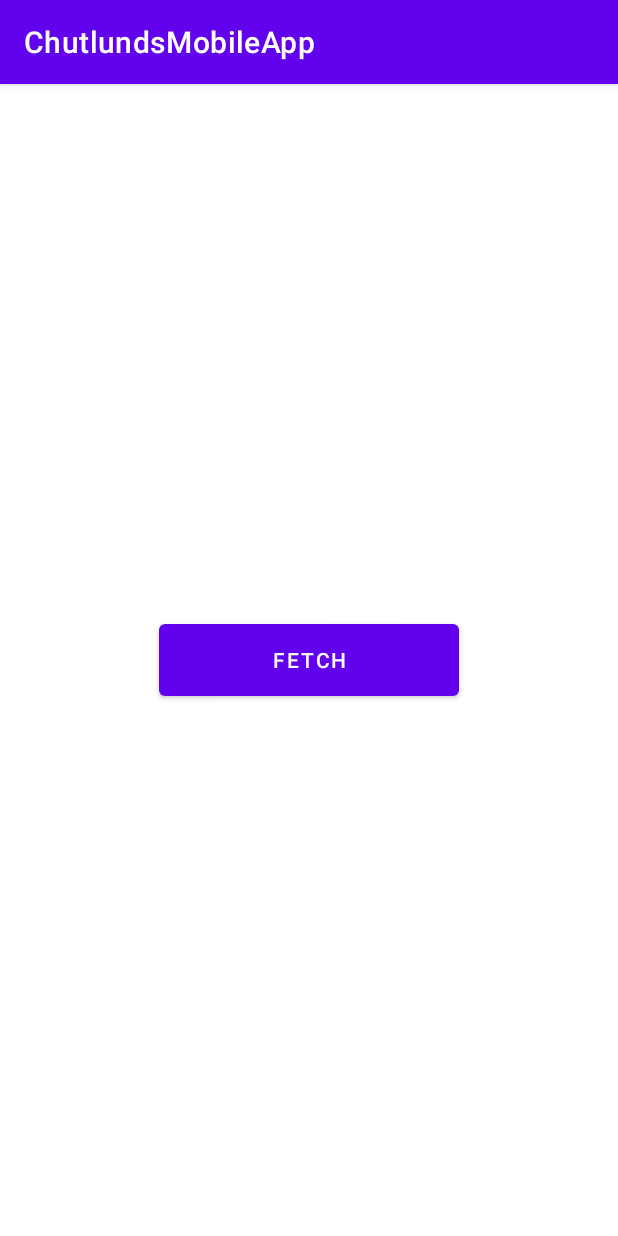
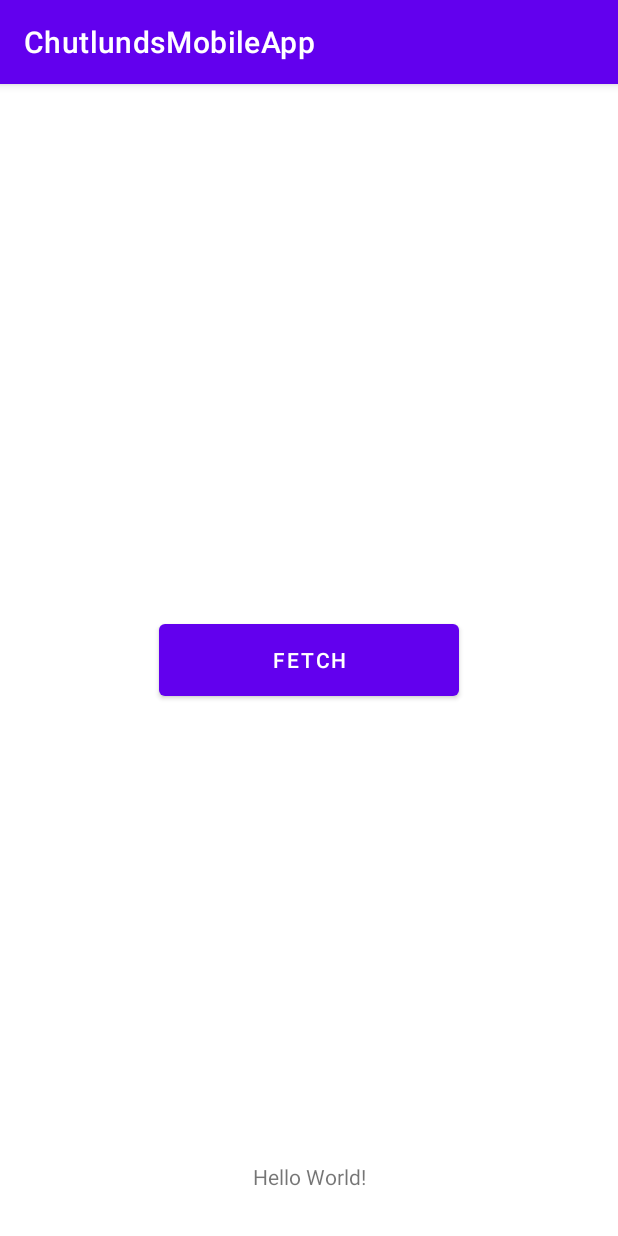
Before and after one commit to bhol2266/chutlundsMobileApp, an Android app: the screen it shows after launch (MainActivity), after a tap on "FETCH", on a phone screen of 412 x 824 dp. Run offline under Robolectric (Android 15) with nearby library versions, the phone set to English and light mode, and no system bars; our stand-ins replace Picasso, Volley; network calls fail; pictures from the network do not load.

Commit message:
first commit

```diff
--- a/app/build.gradle
+++ b/app/build.gradle
@@ -55,4 +55,9 @@ dependencies {
     implementation 'com.android.volley:volley:1.2.1'
 
 
+    //Image Library
+    implementation 'com.squareup.picasso:picasso:2.5.2'
+
+
+
 }
--- a/app/src/main/java/com/bhola/chutlundsmobileapp/MainActivity.java
+++ b/app/src/main/java/com/bhola/chutlundsmobileapp/MainActivity.java
@@ -6,6 +6,9 @@ import android.os.Bundle;
 import android.util.Log;
 import android.view.View;
 import android.widget.Button;
+import android.widget.ImageView;
+import android.widget.TextView;
+import android.widget.Toast;
 
 import com.android.volley.AuthFailureError;
 import com.android.volley.NetworkResponse;
@@ -17,78 +20,76 @@ import com.android.volley.VolleyLog;
 import com.android.volley.toolbox.HttpHeaderParser;
 import com.android.volley.toolbox.StringRequest;
 import com.android.volley.toolbox.Volley;
+import com.squareup.picasso.Picasso;
 
+import org.json.JSONArray;
 import org.json.JSONException;
 import org.json.JSONObject;
 
 import java.io.UnsupportedEncodingException;
+import java.sql.Time;
+import java.util.HashMap;
+import java.util.Map;
 
 public class MainActivity extends AppCompatActivity {
+    TextView dataText;
+    ImageView image;
 
     @Override
     protected void onCreate(Bundle savedInstanceState) {
         super.onCreate(savedInstanceState);
         setContentView(R.layout.activity_main);
-        Button fetchBtn=findViewById(R.id.fetchBtn);
+        Button fetchBtn = findViewById(R.id.fetchBtn);
+        dataText = findViewById(R.id.dataText);
+        image = findViewById(R.id.image);
 
         fetchBtn.setOnClickListener(new View.OnClickListener() {
             @Override
             public void onClick(View v) {
-        getAPI_DATA();
+                getAPI_DATA();
 
             }
         });
     }
 
     private void getAPI_DATA() {
-        try
-        {
-            String API_URL="https://www.chutlunds.live/api/spangbang/getvideos";
-            RequestQueue requestQueue = Volley.newRequestQueue(this);
+        try {
+            String API_URL = "https://www.chutlunds.live/api/spangbang/getvideos";
             String url = "https://spankbang.com/s/boobs";
             JSONObject jsonBody = new JSONObject();
             jsonBody.put("url", url);
             final String requestBody = jsonBody.toString();
 
-            StringRequest stringRequest = new StringRequest(Request.Method.POST, API_URL, new Response.Listener<String>() {
+            StringRequest stringRequest = new StringRequest(Request.Method.POST, API_URL,
+                    response -> {
+                        Toast.makeText(this, "DATA Fetched", Toast.LENGTH_SHORT).show();
+                        try {
+                            JSONObject jsonObject = new JSONObject(response);
+                            JSONArray finalDataArray = jsonObject.getJSONArray(("finalDataArray"));
+                            dataText.setText((CharSequence) finalDataArray.getJSONObject(4).toString());
+                            String imageURL =finalDataArray.getJSONObject(4).getString("thumbnailArray");
+                            Picasso.with(MainActivity.this).load(imageURL).into(image);
+
+                        } catch (JSONException e) {
+                            e.printStackTrace();
+                        }
+
+                    },
+                    error -> Toast.makeText(this, "", Toast.LENGTH_SHORT).show()) {
+                //Add parameters
                 @Override
-                public void onResponse(String response) {
-                    Log.d("VOLLEY", response);
-                    Log.d("VOLLEY2", response);
-                }
-            }, new Response.ErrorListener() {
-                @Override
-                public void onErrorResponse(VolleyError error) {
-                    Log.d("VOLLEY", error.getMessage());
-                }
-            }) {
-                @Override
-                public String getBodyContentType() {
-                    return "application/json; charset=utf-8";
-                }
-
-                @Override
-                public byte[] getBody() throws AuthFailureError {
-                    try {
-                        return requestBody == null ? null : requestBody.getBytes("utf-8");
-                    } catch (UnsupportedEncodingException uee) {
-                        VolleyLog.wtf("Unsupported Encoding while trying to get the bytes of %s using %s", requestBody, "utf-8");
-                        return null;
-                    }
-                }
-
-                @Override
-                protected Response<String> parseNetworkResponse(NetworkResponse response) {
-                    String responseString = "";
-                    if (response != null) {
-                        responseString = String.valueOf(response.statusCode);
-                        // can get more details such as response.headers
-                    }
-                    return Response.success(responseString, HttpHeaderParser.parseCacheHeaders(response));
+                protected Map<String, String> getParams() throws AuthFailureError {
+                    //body data
+                    Map<String, String> params = new HashMap<>();
+                    params.put("url", "https://spankbang.com/s/desi/?o=trending");
+                    return params;
                 }
             };
 
+
+            RequestQueue requestQueue = Volley.newRequestQueue(this);
             requestQueue.add(stringRequest);
+
         } catch (JSONException e) {
             e.printStackTrace();
         }
--- a/app/src/main/res/layout/activity_main.xml
+++ b/app/src/main/res/layout/activity_main.xml
@@ -6,14 +6,15 @@
     android:layout_height="match_parent"
     tools:context=".MainActivity">
 
-<!--    <TextView-->
-<!--        android:layout_width="wrap_content"-->
-<!--        android:layout_height="wrap_content"-->
-<!--        android:text="Hello World!"-->
-<!--        app:layout_constraintBottom_toBottomOf="parent"-->
-<!--        app:layout_constraintEnd_toEndOf="parent"-->
-<!--        app:layout_constraintStart_toStartOf="parent"-->
-<!--        app:layout_constraintTop_toTopOf="parent" />-->
+    <TextView
+        android:id="@+id/dataText"
+        android:layout_width="wrap_content"
+        android:layout_height="wrap_content"
+        android:text="Hello World!"
+        app:layout_constraintBottom_toBottomOf="parent"
+        app:layout_constraintEnd_toEndOf="parent"
+        app:layout_constraintStart_toStartOf="parent"
+        android:layout_marginBottom="30dp" />
 
     <Button
         android:layout_width="200dp"
@@ -26,5 +27,14 @@
         app:layout_constraintLeft_toLeftOf="parent"
         android:layout_margin="20dp"/>
 
+    <ImageView
+        android:id="@+id/image"
+        android:layout_width="match_parent"
+        android:layout_height="wrap_content"
+        app:layout_constraintTop_toTopOf="parent"
+        app:layout_constraintRight_toRightOf="parent"
+        app:layout_constraintLeft_toLeftOf="parent"
+        android:scaleType="fitCenter"
+        />
 
 </androidx.constraintlayout.widget.ConstraintLayout>
```
